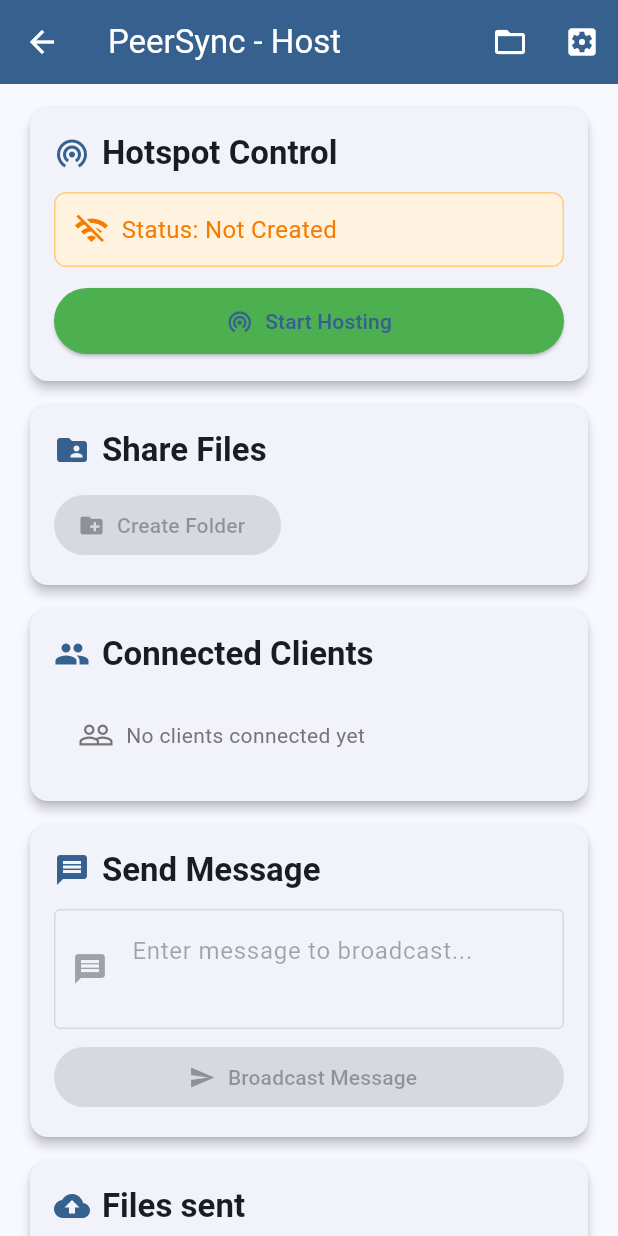
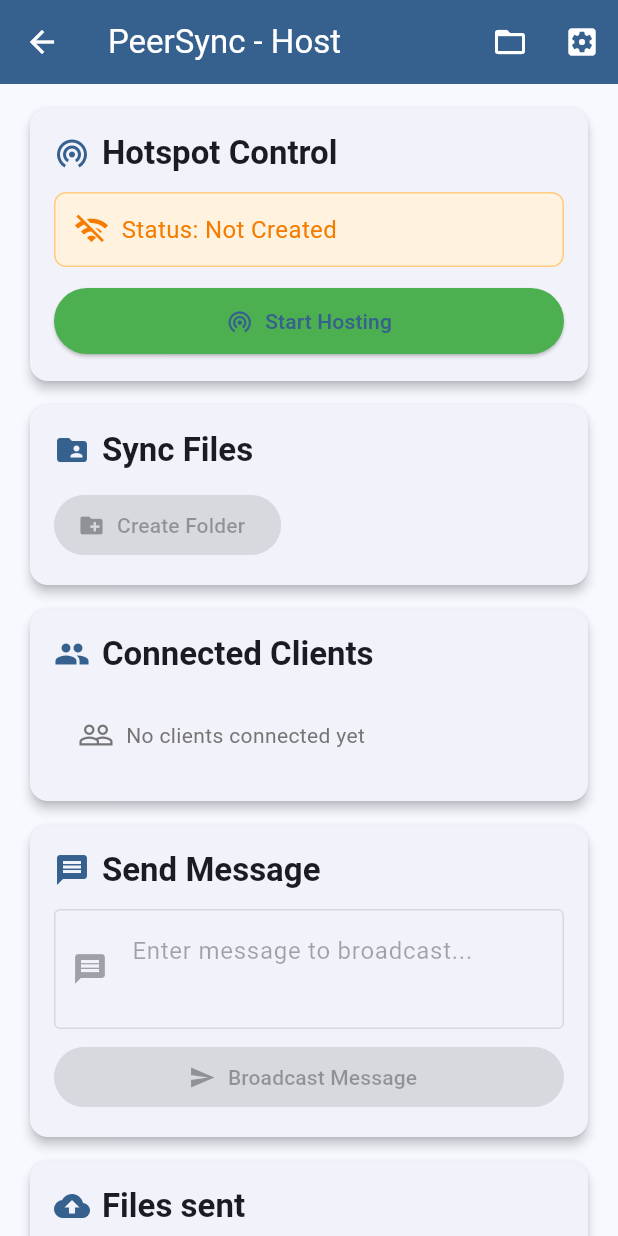
Before and after one commit to Tharaka-Chathuranga/Folder_sync, a Flutter app: the screen it shows after launch, after a tap on "START AS HOST", on a phone screen of 412 x 824 dp. Run offline on Flutter 3.47's test engine with Material 3 defaults, Android fonts, the light colour scheme and no system bars; our stand-ins replace chewie, file_picker, open_filex, permission_handler, photo_view, qr_flutter and 2 more; missing offline and left inert: flutter_p2p_connection, qr_code_scanner, syncfusion_flutter_pdfviewer.

Commit message:
changed the UI

```diff
--- a/lib/screens/improved_host_screen.dart
+++ b/lib/screens/improved_host_screen.dart
@@ -723,7 +723,7 @@ class _ImprovedHostScreenState extends State<ImprovedHostScreen> {
             ], icon: Icons.wifi_tethering),
 
             // Share Files Section (with folders)
-            _buildSection("Share Files", [
+            _buildSection("Sync Files", [
               _buildShareFilesSection(isGroupActive),
             ], icon: Icons.folder_shared),
 
```
